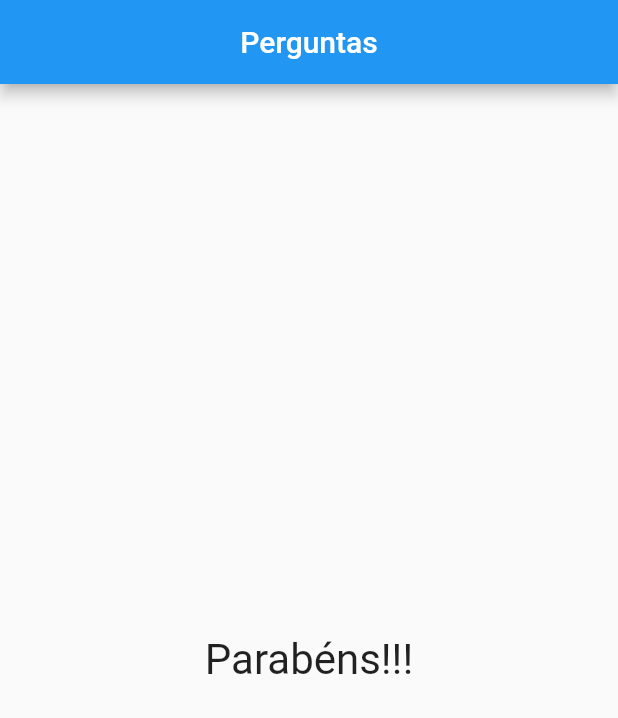
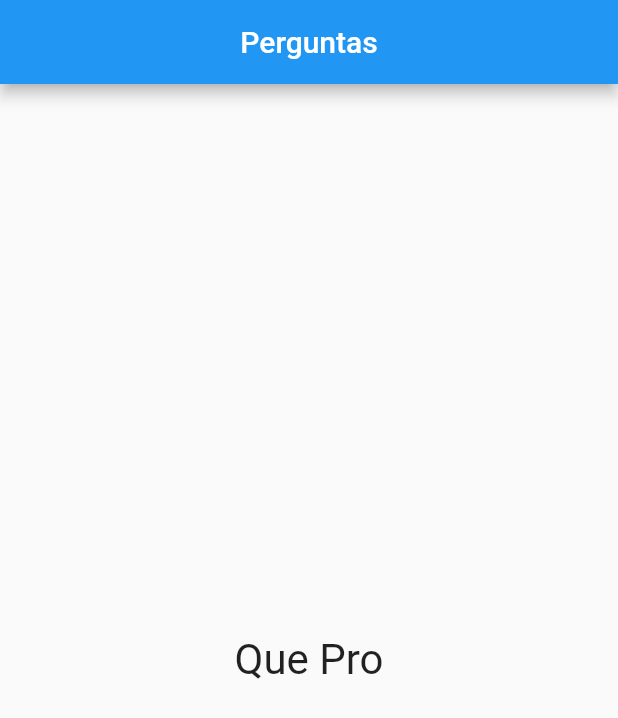
Before and after one commit to Offerreiraa/FirstAppFlutter, a Flutter app: the screen it shows after launch, after a tap on "Preto", after a tap on "Cobra", after a tap on "Douglas", on a phone screen of 412 x 824 dp. Shown: the top 718 px of the screen. Run offline on Flutter 3.47's test engine with Material 2 defaults, Android fonts, the phone set to English and light mode, and no system bars.

Commit message:
Adicionada mensagem seguindo o sistema de pontuação

```diff
--- a/lib/main.dart
+++ b/lib/main.dart
@@ -64,7 +64,7 @@ class _PerguntaAppState extends State<PerguntaApp> {
                 perguntaSelecionada: _perguntaSelecionada,
                 quandoResponder: _responder,
               )
-            : const Resultado(),
+            : Resultado(_pontuacaoTotal),
       ),
     );
   }
--- a/lib/resultado.dart
+++ b/lib/resultado.dart
@@ -1,12 +1,25 @@
 import 'package:flutter/material.dart';
 
 class Resultado extends StatelessWidget {
-  const Resultado({super.key});
+  final int pontuacao;
+  const Resultado(this.pontuacao, {super.key});
+
+  String? get fraseResultado {
+    if (pontuacao < 8) {
+      return 'Parabens!';
+    } else if (pontuacao < 12) {
+      return 'Top';
+    } else if (pontuacao < 15) {
+      return 'Maneiro';
+    } else {
+      return 'Que Pro';
+    }
+  }
 
   @override
   Widget build(BuildContext context) {
-    return const Center(
-      child: Text('Parabéns!!!', style: TextStyle(fontSize: 28)),
+    return Center(
+      child: Text(fraseResultado!, style: const TextStyle(fontSize: 28)),
     );
   }
 }
```
